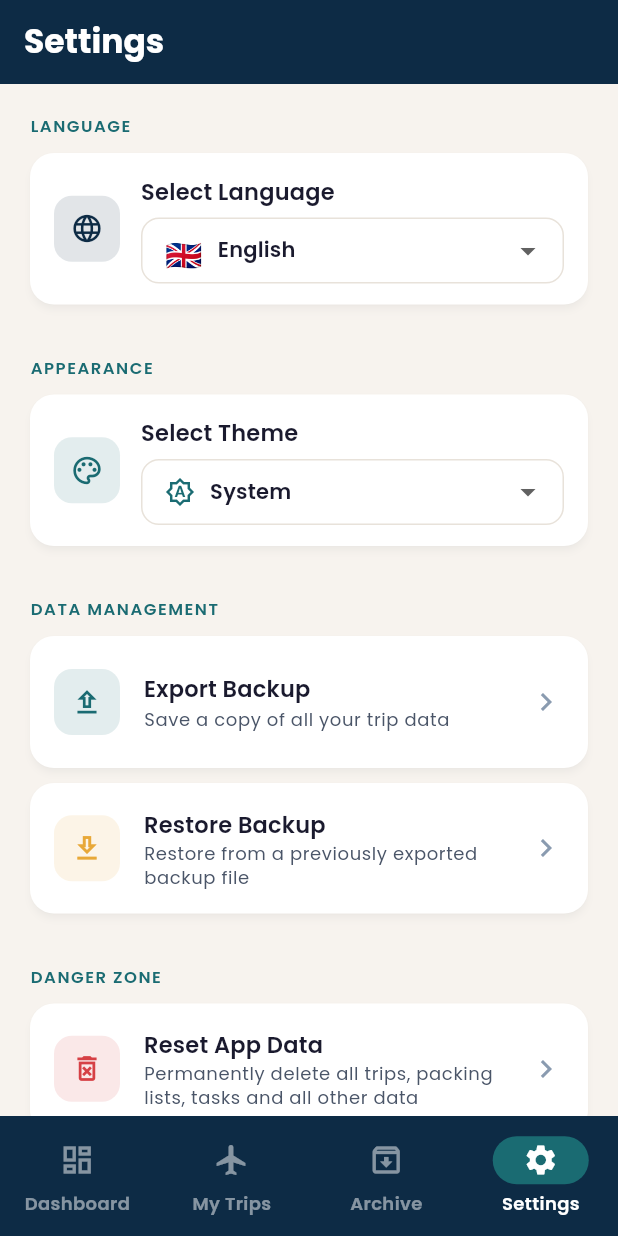
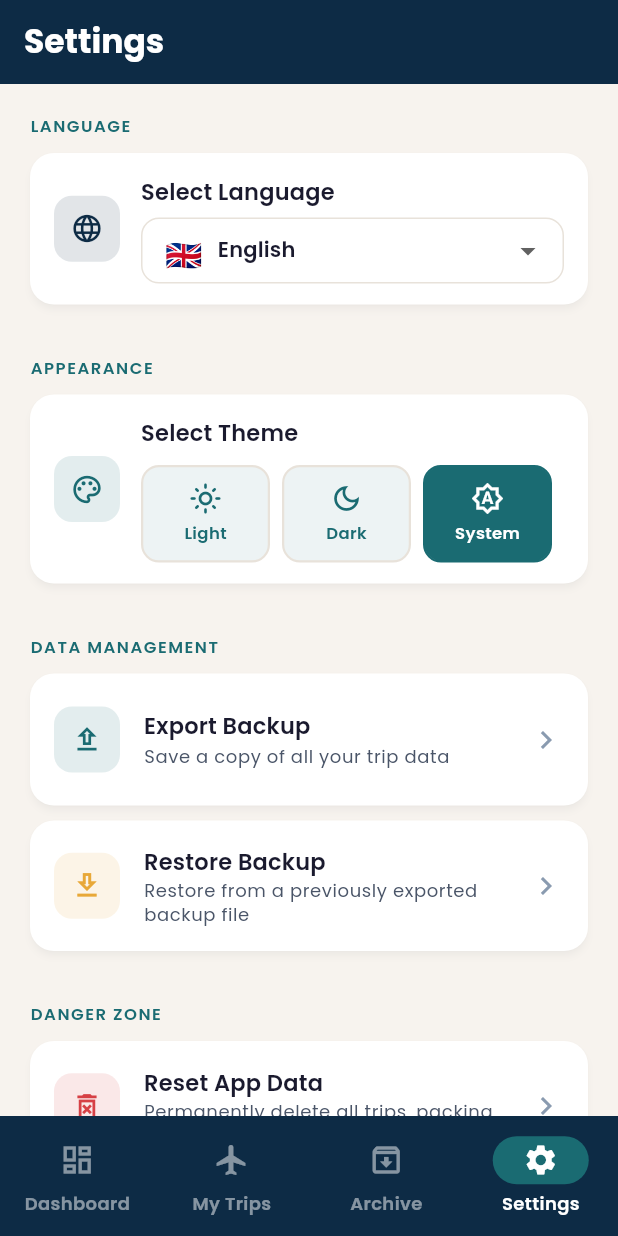
Before and after one commit to odedeli/TripReady, a Flutter app: the screen it shows after launch, item 4 of the bottom bar chosen, on a phone screen of 412 x 824 dp. Run offline on Flutter 3.47's test engine with Material 3 defaults, Android fonts, the phone set to English and light mode, and no system bars; our stand-ins replace file_picker, google_fonts, percent_indicator, shared_preferences, sqflite, sqflite_common_ffi; missing offline and left inert: excel; accounts and stored records are empty.

Commit message:
TripReady V1.2.0 - Theme settings buttons

```diff
--- a/lib/screens/settings_screen.dart
+++ b/lib/screens/settings_screen.dart
@@ -322,34 +322,45 @@ class _ThemeTileState extends State<_ThemeTile> {
             child: Column(crossAxisAlignment: CrossAxisAlignment.start, children: [
               Text(l.settingsSelectTheme,
                   style: Theme.of(context).textTheme.titleMedium),
-              const SizedBox(height: 6),
-              DropdownButtonFormField<AppThemeMode>(
-                value: current,
-                isExpanded: true,
-                decoration: InputDecoration(
-                  isDense: true,
-                  contentPadding: const EdgeInsets.symmetric(horizontal: 12, vertical: 10),
-                  border: OutlineInputBorder(
-                    borderRadius: BorderRadius.circular(10),
-                    borderSide: const BorderSide(color: TripReadyTheme.warmGrey),
+              const SizedBox(height: 10),
+              Row(children: options.map((opt) {
+                final selected = current == opt.mode;
+                return Expanded(
+                  child: Padding(
+                    padding: const EdgeInsets.only(right: 8),
+                    child: GestureDetector(
+                      onTap: () => ThemeService.instance.setMode(opt.mode),
+                      child: AnimatedContainer(
+                        duration: const Duration(milliseconds: 200),
+                        padding: const EdgeInsets.symmetric(vertical: 10),
+                        decoration: BoxDecoration(
+                          color: selected
+                              ? TripReadyTheme.teal
+                              : TripReadyTheme.teal.withOpacity(0.08),
+                          borderRadius: BorderRadius.circular(12),
+                          border: Border.all(
+                            color: selected
+                                ? TripReadyTheme.teal
+                                : TripReadyTheme.warmGrey,
+                            width: 1.5,
+                          ),
+                        ),
+                        child: Column(mainAxisSize: MainAxisSize.min, children: [
+                          Icon(opt.icon, size: 22,
+                              color: selected ? Colors.white : TripReadyTheme.teal),
+                          const SizedBox(height: 4),
+                          Text(opt.label,
+                              style: TextStyle(
+                                fontSize: 11,
+                                fontWeight: FontWeight.w600,
+                                color: selected ? Colors.white : TripReadyTheme.teal,
+                              )),
+                        ]),
+                      ),
+                    ),
                   ),
-                  focusedBorder: OutlineInputBorder(
-                    borderRadius: BorderRadius.circular(10),
-                    borderSide: const BorderSide(color: TripReadyTheme.teal, width: 2),
-                  ),
-                ),
-                items: options.map((opt) => DropdownMenuItem<AppThemeMode>(
-                  value: opt.mode,
-                  child: Row(children: [
-                    Icon(opt.icon, size: 20, color: TripReadyTheme.teal),
-                    const SizedBox(width: 10),
-                    Text(opt.label, style: const TextStyle(fontSize: 14)),
-                  ]),
-                )).toList(),
-                onChanged: (mode) {
-                  if (mode != null) ThemeService.instance.setMode(mode);
-                },
-              ),
+                );
+              }).toList()),
             ]),
           ),
         ]),
```
